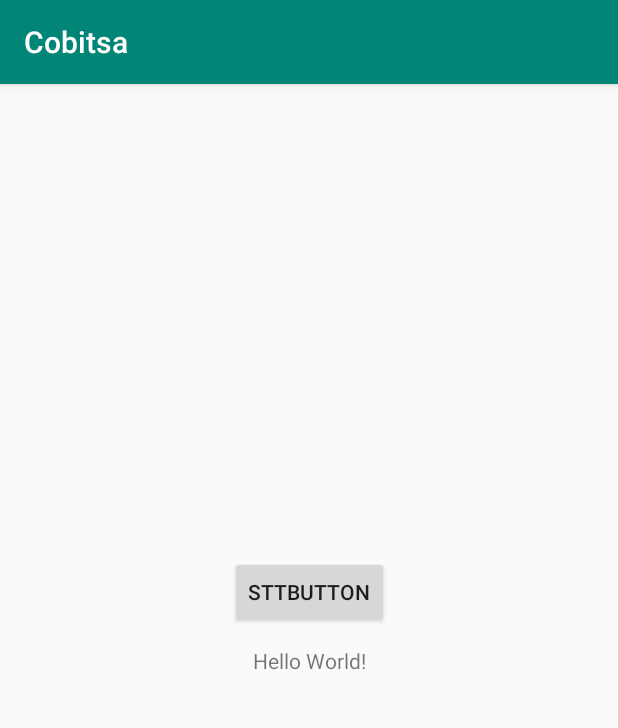
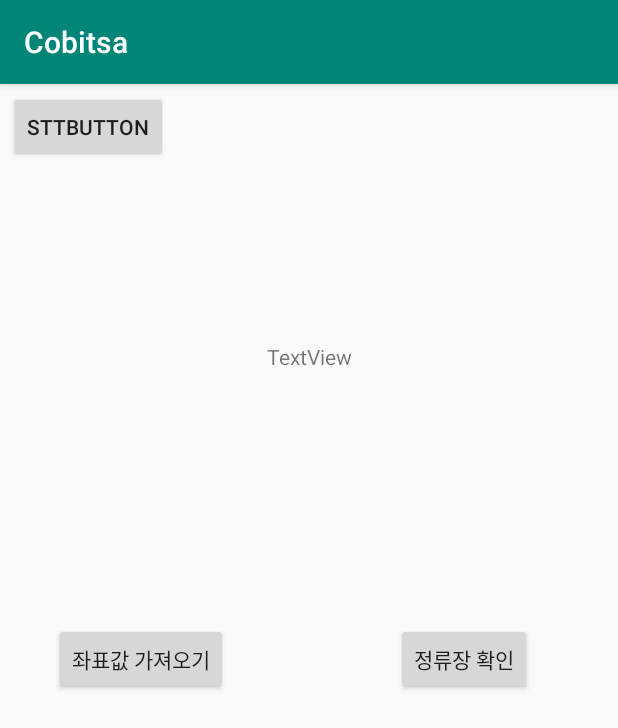
Before and after one commit to Cobitsa/bus-system-for-blind, an Android app: the screen it shows after launch (MainActivity), on a phone screen of 412 x 824 dp. Shown: the top 728 px of the screen. Run offline under Robolectric (Android 15) with nearby library versions, the light colour scheme and no system bars; libraries missing offline, so code that uses them is left out: com.pedro.library; 1 statement that could not run was skipped.

Commit message:
정류장 정보를 조회를 하여 사용자에게 음성으로 정보를 알림

```diff
--- a/app/src/main/AndroidManifest.xml
+++ b/app/src/main/AndroidManifest.xml
@@ -20,4 +20,9 @@
 
     <!-- 음성인식에 필요함 -->
     <uses-permission android:name="android.permission.RECORD_AUDIO"/>
+    <!-- 공공 API 파싱에 필요함 -->
+    <uses-permission android:name = "android.permission.INTERNET"/>
+    <!-- 현재 위치데이터에 필요함 -->
+    <uses-permission android:name="android.permission.ACCESS_COARSE_LOCATION"/>
+    <uses-permission android:name="android.permission.ACCESS_FINE_LOCATION"/>
 </manifest>
--- a/app/src/main/res/layout/activity_main.xml
+++ b/app/src/main/res/layout/activity_main.xml
@@ -6,24 +6,48 @@
     android:layout_height="match_parent"
     tools:context=".MainActivity">
 
+    <Button
+        android:id="@+id/button"
+        android:layout_width="wrap_content"
+        android:layout_height="wrap_content"
+        android:layout_marginStart="36dp"
+        android:text="좌표값 가져오기"
+        app:layout_constraintBottom_toBottomOf="parent"
+        app:layout_constraintStart_toStartOf="parent"
+        app:layout_constraintTop_toTopOf="parent"
+        app:layout_constraintVertical_bias="0.499" />
+
+    <Button
+        android:id="@+id/button2"
+        android:layout_width="wrap_content"
+        android:layout_height="wrap_content"
+        android:layout_marginStart="112dp"
+        android:text="정류장 확인"
+        app:layout_constraintBottom_toBottomOf="parent"
+        app:layout_constraintStart_toEndOf="@+id/button"
+        app:layout_constraintTop_toTopOf="parent"
+        app:layout_constraintVertical_bias="0.499" />
+
     <TextView
         android:id="@+id/textView"
         android:layout_width="wrap_content"
         android:layout_height="wrap_content"
-        android:text="Hello World!"
-        app:layout_constraintBottom_toBottomOf="parent"
-        app:layout_constraintLeft_toLeftOf="parent"
-        app:layout_constraintRight_toRightOf="parent"
+        android:layout_marginTop="172dp"
+        android:text="TextView"
+        app:layout_constraintEnd_toEndOf="parent"
+        app:layout_constraintStart_toStartOf="parent"
         app:layout_constraintTop_toTopOf="parent" />
 
     <Button
         android:id="@+id/STTButton"
         android:layout_width="wrap_content"
         android:layout_height="wrap_content"
-        android:layout_marginBottom="12dp"
         android:text="@string/sttbutton"
         app:layout_constraintBottom_toTopOf="@+id/textView"
         app:layout_constraintEnd_toEndOf="parent"
-        app:layout_constraintStart_toStartOf="parent" />
+        app:layout_constraintHorizontal_bias="0.019"
+        app:layout_constraintStart_toStartOf="parent"
+        app:layout_constraintTop_toTopOf="parent"
+        app:layout_constraintVertical_bias="0.04" />
 
 </androidx.constraintlayout.widget.ConstraintLayout>
```
Also changed, not shown: app/build.gradle (+9 -0 lines), app/src/main/java/com/cobitsa/jarvis/MainActivity.java (+102 -1 lines), app/src/main/java/com/cobitsa/jarvis/com/cobitsa/jarvis/bus/common/findBusStop.java (added, +128 -0 lines).
